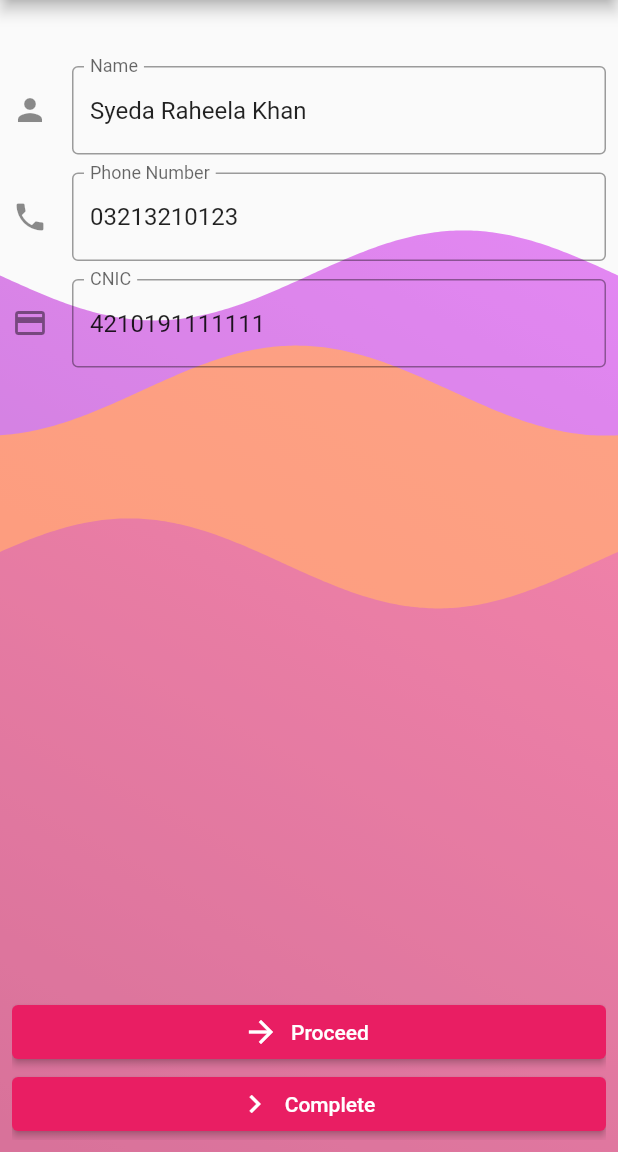
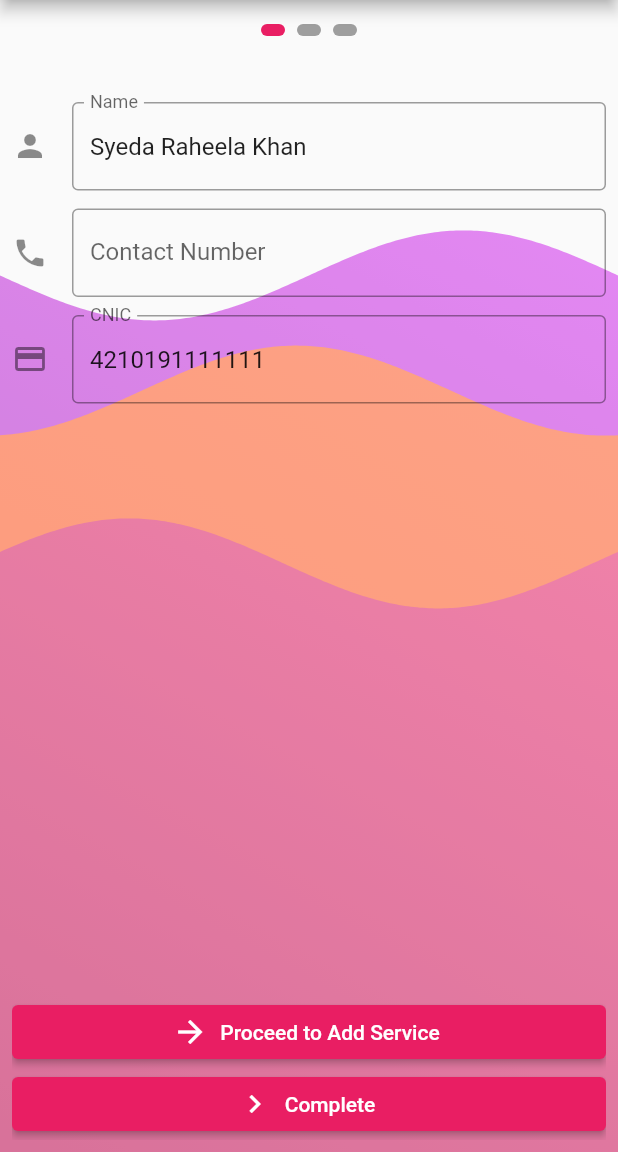
Before and after one commit to samuzaffar99/HerWork, a Flutter app: the SignupPage screen opened by its route, on a phone screen of 412 x 824 dp, the part 84-1236 px from its top. Run offline on Flutter 3.47's test engine with Material 2 defaults, Android fonts, the phone set to English and light mode, and no system bars; drawn by our look-alikes of reactive_forms, smooth_page_indicator, wave; our stand-ins replace cloud_firestore, firebase_auth, firebase_core, flutter_rating_bar, get, pin_code_fields; missing offline and left inert: whatsapp_unilink; accounts and stored records are empty; statements that could not run were skipped.

Commit message:
add session info to forms, post creation, signup ui +dots

```diff
--- a/lib/pages/signup/forms.dart
+++ b/lib/pages/signup/forms.dart
@@ -33,7 +33,7 @@
             decoration: const InputDecoration(
               icon: Icon(Icons.phone),
               border: OutlineInputBorder(),
-              labelText: "Phone Number",
+              labelText: "Contact Number",
             ),
             keyboardType: TextInputType.phone,
           ),
--- a/lib/pages/signup/signup_page.dart
+++ b/lib/pages/signup/signup_page.dart
@@ -1,20 +1,31 @@
 import 'package:flutter/material.dart';
 import 'package:get/get.dart';
 import 'package:her_work/services/api_firestore.dart';
+import 'package:her_work/services/session.dart';
 import 'package:her_work/widgets/background_wave.dart';
 import 'package:reactive_forms/reactive_forms.dart';
+import 'package:smooth_page_indicator/smooth_page_indicator.dart';
 
 import 'form_pages.dart';
 import 'service_forms.dart';
-// import 'package:smooth_page_indicator/smooth_page_indicator.dart';
 
 class SignupController extends GetxController {
+  final session = Get.find<Session>();
   final PageController pageController = PageController(initialPage: 0);
   final detailsForm = fb.group({
     "name": "Syeda Raheela Khan",
-    "contactNum": "03213210123",
+    "contactNum": "+923213210123",
     "cnic": "4210191111111",
   });
+
+  @override
+  void onInit() {
+    super.onInit();
+    detailsForm.patchValue({
+      // "name": session.firebaseUser.displayName,
+      "contactNum": session.firebaseUser.phoneNumber,
+    });
+  }
 }
 
 class SignupBinding extends Bindings {
@@ -54,6 +65,24 @@
           ),
           Padding(
             padding: const EdgeInsets.all(8.0),
+            child: Column(
+              children: [
+                Container(
+                  alignment: Alignment.topCenter,
+                  child: Padding(
+                    padding: const EdgeInsets.all(8.0),
+                    child: SmoothPageIndicator(
+                      controller: controller.pageController,
+                      count: 3,
+                      axisDirection: Axis.horizontal,
+                      effect: const WormEffect(
+                          dotHeight: 8,
+                          dotColor: Colors.grey,
+                          activeDotColor: Colors.pink),
+                    ),
+                  ),
+                ),
+                Expanded(
                   child: PageView(
                     physics: const NeverScrollableScrollPhysics(),
                     scrollDirection: Axis.horizontal,
@@ -71,18 +100,9 @@
                     ],
                   ),
                 ),
-          // Container(
-          //   alignment: Alignment.topCenter,
-          //   child: Padding(
-          //     padding: const EdgeInsets.all(8.0),
-          //     child: SmoothPageIndicator(
-          //       controller: pageController,
-          //       count: 3,
-          //       axisDirection: Axis.horizontal,
-          //       effect: WormEffect(),
-          //     ),
-          //   ),
-          // ),
+              ],
+            ),
+          ),
         ],
       ),
     );
--- a/lib/pages/welcome/welcome_page.dart
+++ b/lib/pages/welcome/welcome_page.dart
@@ -112,7 +112,7 @@
           // controller: loginController.codeController,
           onChanged: (_) {},
           onCompleted: (value) {
-            loginController.codeController.text=value;
+            loginController.codeController.text = value;
             Get.back();
             loginController.confirmCode();
           },
--- a/lib/services/session.dart
+++ b/lib/services/session.dart
@@ -88,6 +88,6 @@
   //Create new user data using firebase uid
   Future<void> createUser(Map userData) async {
     await api.putUser(firebaseUser.uid, userData);
-    return;
+    await handleSignIn();
   }
 }
--- a/pubspec.yaml
+++ b/pubspec.yaml
@@ -42,6 +42,7 @@
   url_launcher: ^6.0.12
   whatsapp_unilink: ^2.0.0
   flutter_rating_bar: ^4.0.0
+  smooth_page_indicator: ^1.0.0+2
 
 dev_dependencies:
   flutter_test:
```
Also changed, not shown: lib/pages/signup/form_pages.dart (+10 -6 lines), lib/pages/signup/service_forms.dart (+24 -13 lines), lib/services/phone_login.dart (line endings or trailing spaces), pubspec.lock. Lines whose indentation alone changed are shown as unchanged.
